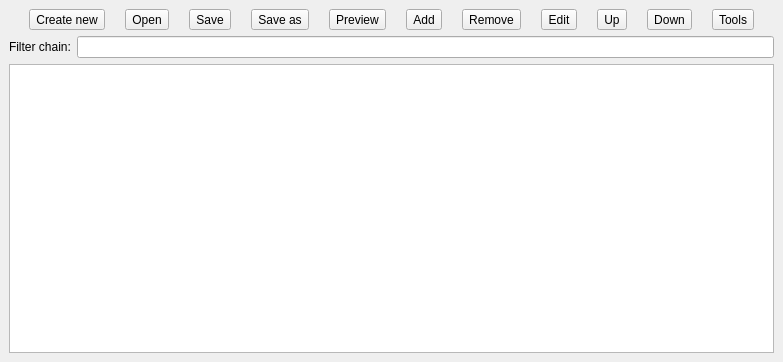
This is CapraVision/client/qt/uifiles/WinFilterChain.ui in Octets/SeaGoatVision as Qt 5 draws it before an edit. The edited form follows.
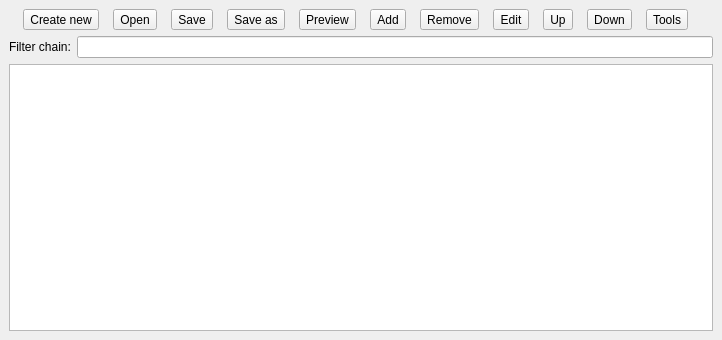
This is the edited form. Icons and pictures are not drawn.

The edit to the form file:
```diff
--- a/CapraVision/client/qt/uifiles/WinFilterChain.ui
+++ b/CapraVision/client/qt/uifiles/WinFilterChain.ui
@@ -6,8 +6,8 @@
    <rect>
     <x>0</x>
     <y>0</y>
-    <width>783</width>
-    <height>362</height>
+    <width>722</width>
+    <height>340</height>
    </rect>
   </property>
   <property name="windowTitle">
```
Left out of the diff: 22 changed lines with no effect on the pictures.
